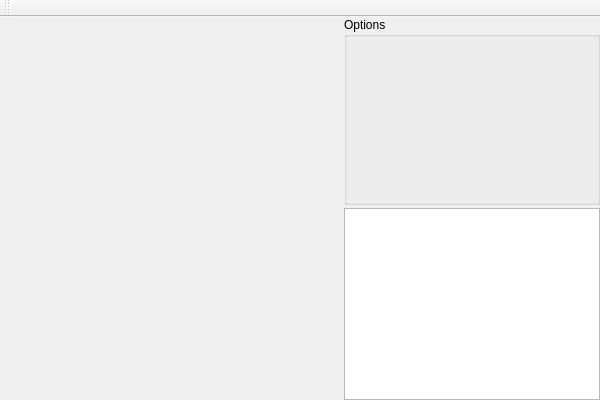
alekho77/chai, file src/chess/chess.ui: the form before one commit.
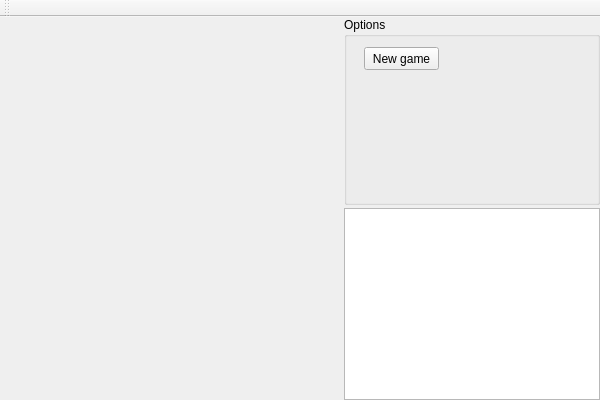
The form after the commit. Icons and pictures are not drawn. Custom widgets are drawn as their Qt base class.

Commit message: Connect chess-machine to the UI. Added a button New Game. Added piece hot images.

What changed in the file:
```diff
--- a/src/chess/chess.ui
+++ b/src/chess/chess.ui
@@ -81,6 +81,19 @@
         <property name="title">
          <string>Options</string>
         </property>
+        <widget class="QPushButton" name="pushButtonNewGame">
+         <property name="geometry">
+          <rect>
+           <x>20</x>
+           <y>30</y>
+           <width>75</width>
+           <height>23</height>
+          </rect>
+         </property>
+         <property name="text">
+          <string>New game</string>
+         </property>
+        </widget>
        </widget>
       </item>
       <item>
```
Left out of the diff: 41 changed lines with no effect on the pictures. The commit also changes 4 other files.
